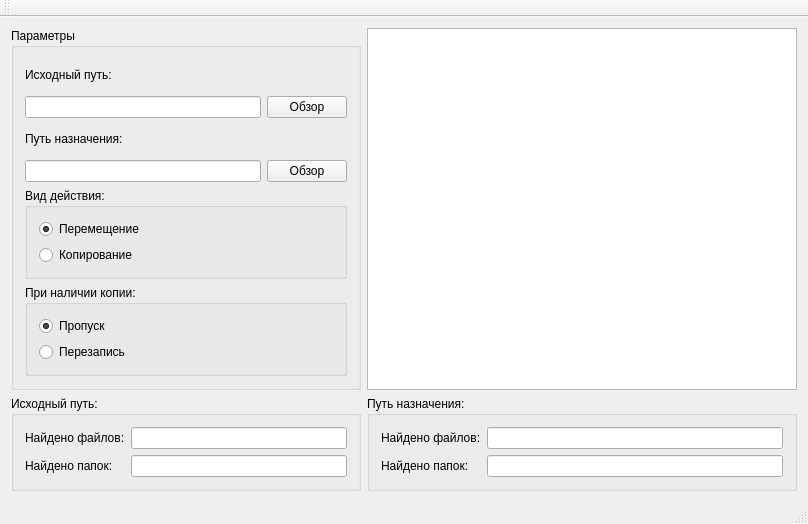
yellow1cucumber/CMove, file CMove.ui: the form before one commit.
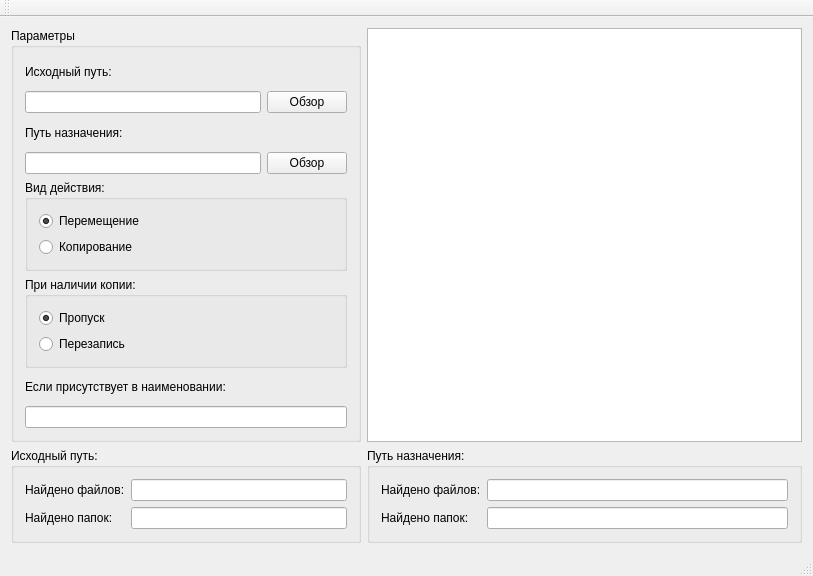
The form after the commit.

Commit message: FEAT: add file name regex widget

```diff
--- a/CMove.ui
+++ b/CMove.ui
@@ -6,8 +6,8 @@
    <rect>
     <x>0</x>
     <y>0</y>
-    <width>808</width>
-    <height>524</height>
+    <width>813</width>
+    <height>576</height>
    </rect>
   </property>
   <property name="windowTitle">
@@ -136,6 +136,16 @@
          </layout>
         </widget>
        </item>
+       <item>
+        <widget class="QLabel" name="label_7">
+         <property name="text">
+          <string>Если присутствует в наименовании:</string>
+         </property>
+        </widget>
+       </item>
+       <item>
+        <widget class="QLineEdit" name="FileRegexLineEdit"/>
+       </item>
       </layout>
      </widget>
     </item>
```
Left out of the diff: 2 changed lines with no effect on the pictures.
